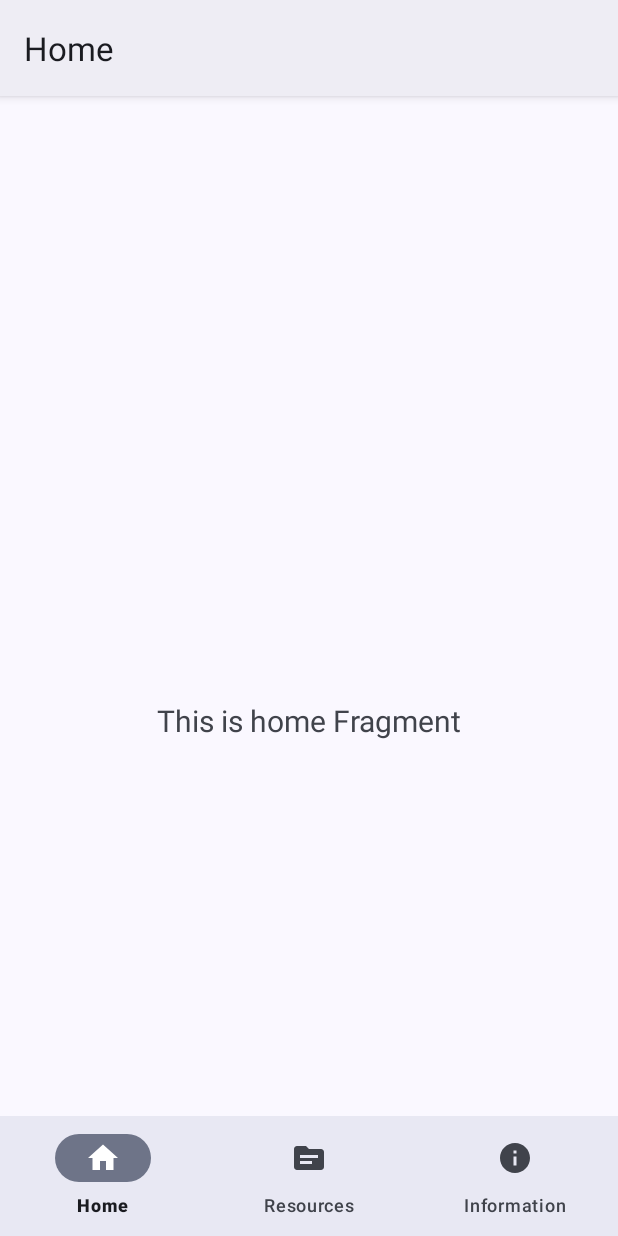
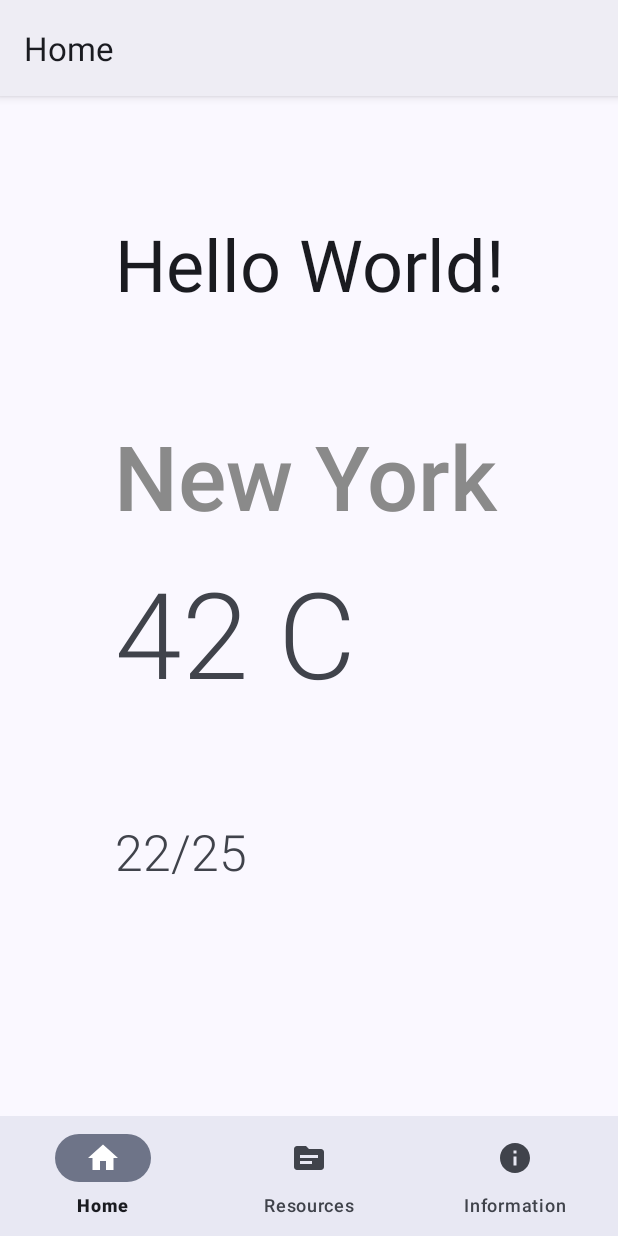
Before and after one commit to quytttb/BaoOfficial, an Android app: the screen it shows after launch (MainActivity), on a phone screen of 412 x 824 dp. Run offline under Robolectric (Android 15) with nearby library versions, the phone set to English and light mode, and no system bars; our stand-ins replace navigation-ui; libraries missing offline, so code that uses them is left out: com.prof.rssparser.

Commit message:
update project

```diff
--- a/app/build.gradle
+++ b/app/build.gradle
@@ -58,5 +58,5 @@ dependencies {
     implementation "org.jetbrains.kotlinx:kotlinx-coroutines-android:1.6.0"
     implementation "androidx.activity:activity-ktx:1.4.0"
     implementation 'com.prof18.rssparser:rssparser:4.0.2'
-
+    implementation 'org.jsoup:jsoup:1.14.3'
 }
--- a/app/src/main/java/com/goodteam/baoofficial/ArticleAdapter.kt
+++ b/app/src/main/java/com/goodteam/baoofficial/ArticleAdapter.kt
@@ -91,11 +91,11 @@ class ArticleAdapter(private var articles: List<Article>) :
             }
 
             categoriesText.text = categories
-            val content= article.link.toString()
-            //val link= article.link.toString()
+            val content = article.content.toString()
+            val link = article.link.toString()
             itemView.setOnClickListener {
                 //show article content inside a dialog
-                itemView.findNavController().navigate(ListFragmentDirections.actionListFragmentToDetailFragment(content))
+                itemView.findNavController().navigate(ListFragmentDirections.actionListFragmentToDetailFragment(content, link))
         }
         }
     }
--- a/app/src/main/java/com/goodteam/baoofficial/ui/home/HomeFragment.kt
+++ b/app/src/main/java/com/goodteam/baoofficial/ui/home/HomeFragment.kt
@@ -1,6 +1,7 @@
 package com.goodteam.baoofficial.ui.home
 
 import android.os.Bundle
+import android.util.Log
 import android.view.LayoutInflater
 import android.view.View
 import android.view.ViewGroup
@@ -8,6 +9,8 @@ import android.widget.TextView
 import androidx.fragment.app.Fragment
 import androidx.lifecycle.ViewModelProvider
 import com.goodteam.baoofficial.databinding.FragmentHomeBinding
+import org.json.JSONObject
+import java.net.URL
 
 class HomeFragment : Fragment() {
 
@@ -32,11 +35,49 @@ class HomeFragment : Fragment() {
         homeViewModel.text.observe(viewLifecycleOwner) {
             textView.text = it
         }
+
+        val cityNameText: TextView = binding.textView2
+
+        val tempText: TextView = binding.textView
+
+        val minmaxTempText: TextView = binding.textView3
+        //coroutines to get weather
+        val weatherTask = Runnable {
+            try {
+                val url =
+                    URL("https://api.openweathermap.org/data/2.5/weather?q=hanoi&units=metric&appid=5e6a88f6f31f73becb01faf755644081")
+                val json = JSONObject(url.readText())
+                val main = json.getJSONObject("main")
+                val temp = main.getString("temp")+"°C"
+                val minmaxTemp = main.getString("temp_min")+"°C/"+main.getString("temp_max")+"°C"
+                val cityName = json.getString("name")
+                cityNameText.text = cityName
+                tempText.text = temp
+                minmaxTempText.text = minmaxTemp
+
+            } catch (e: Exception) {
+                e.message?.let { Log.e("Error", it) }
+            }
+        }
+        val weatherThread = Thread(weatherTask)
+        weatherThread.start()
+
+
         return root
     }
+
+    override fun onViewCreated(view: View, savedInstanceState: Bundle?) {
+        super.onViewCreated(view, savedInstanceState)
+        //you can set the title for your toolbar here for different fragments different titles
+        requireActivity().title = "Home"
+    }
+
+
 
     override fun onDestroyView() {
         super.onDestroyView()
         _binding = null
     }
+
+
 }
--- a/app/src/main/java/com/goodteam/baoofficial/ui/home/HomeViewModel.kt
+++ b/app/src/main/java/com/goodteam/baoofficial/ui/home/HomeViewModel.kt
@@ -1,13 +1,47 @@
 package com.goodteam.baoofficial.ui.home
 
+import android.util.Log
+import android.widget.TextView
 import androidx.lifecycle.LiveData
 import androidx.lifecycle.MutableLiveData
 import androidx.lifecycle.ViewModel
+import androidx.lifecycle.viewModelScope
+import com.prof.rssparser.Channel
+import kotlinx.coroutines.launch
+import org.json.JSONObject
+import java.net.URL
 
 class HomeViewModel : ViewModel() {
 
     private val _text = MutableLiveData<String>().apply {
-        value = "This is home Fragment"
+        value = "Hello World!"
     }
     val text: LiveData<String> = _text
+
+
+/*
+    fun requestWeather(cityNameText: TextView, tempText: TextView, minmaxTempText: TextView) {
+        viewModelScope.launch {
+            try {
+                val url =
+                    "https://api.openweathermap.org/data/2.5/weather?q=hanoi&units=metric&appid=5e6a88f6f31f73becb01faf755644081"
+                val resultJson = URL(url).readText()
+                Log.d("Weather Report", resultJson)
+                val jsonObj = JSONObject(resultJson)
+                val cityName = jsonObj.getString("name")
+                val main = jsonObj.getJSONObject("main")
+                val temp = main.getString("temp") + "°C"
+                val minmaxTemp =
+                    main.getString("temp_min") + "°C/" + main.getString("temp_max") + "°C"
+                cityNameText.text = cityName
+                tempText.text = temp
+                minmaxTempText.text = minmaxTemp
+            } catch (e: Exception) {
+                e.printStackTrace()
+            }
+        }
+
+
+    }
+*/
 }
--- a/app/src/main/java/com/goodteam/baoofficial/ui/information/InformationViewModel.kt
+++ b/app/src/main/java/com/goodteam/baoofficial/ui/information/InformationViewModel.kt
@@ -6,8 +6,10 @@ import androidx.lifecycle.ViewModel
 
 class InformationViewModel : ViewModel() {
 
+/*
     private val _text = MutableLiveData<String>().apply {
         value = "This is notifications Fragment"
     }
     val text: LiveData<String> = _text
+*/
 }
--- a/app/src/main/java/com/goodteam/baoofficial/ui/resources/list/ListFragment.kt
+++ b/app/src/main/java/com/goodteam/baoofficial/ui/resources/list/ListFragment.kt
@@ -9,6 +9,7 @@ import android.net.NetworkInfo
 import android.os.Build
 import android.os.Bundle
 import android.view.*
+import androidx.appcompat.app.AppCompatActivity
 import androidx.fragment.app.Fragment
 import androidx.fragment.app.viewModels
 import androidx.recyclerview.widget.DefaultItemAnimator
@@ -57,7 +58,7 @@ class ListFragment : Fragment() {
     @SuppressLint("NotifyDataSetChanged")
     override fun onViewCreated(view: View, savedInstanceState: Bundle?) {
         super.onViewCreated(view, savedInstanceState)
-
+        (activity as AppCompatActivity).supportActionBar?.title = "List"
         parser = Parser.Builder()
             .cacheExpirationMillis(24L * 60L * 60L * 100L) // one day
             .build()
--- a/app/src/main/res/layout/fragment_home.xml
+++ b/app/src/main/res/layout/fragment_home.xml
@@ -6,17 +6,69 @@
     android:layout_height="match_parent"
     tools:context=".ui.home.HomeFragment">
 
+
     <TextView
         android:id="@+id/text_home"
-        android:layout_width="match_parent"
+        android:layout_width="wrap_content"
         android:layout_height="wrap_content"
-        android:layout_marginStart="8dp"
         android:layout_marginTop="8dp"
         android:layout_marginEnd="8dp"
-        android:textAlignment="center"
-        android:textSize="20sp"
+        android:text="Hello"
+        android:textAppearance="@style/TextAppearance.AppCompat.Body1"
+        android:textSize="48sp"
         app:layout_constraintBottom_toBottomOf="parent"
         app:layout_constraintEnd_toEndOf="parent"
-        app:layout_constraintStart_toStartOf="parent"
-        app:layout_constraintTop_toTopOf="parent" />
+        app:layout_constraintHorizontal_bias="0.0"
+        app:layout_constraintStart_toStartOf="@+id/guideline"
+        app:layout_constraintTop_toTopOf="parent"
+        app:layout_constraintVertical_bias="0.012" />
+
+    <TextView
+        android:id="@+id/textView2"
+        android:layout_width="306dp"
+        android:layout_height="83dp"
+        android:fontFamily="sans-serif-medium"
+        android:text="New York"
+        android:textColor="#8A8A8A"
+        android:textSize="60sp"
+        app:layout_constraintBottom_toBottomOf="parent"
+        app:layout_constraintHorizontal_bias="0.714"
+        app:layout_constraintLeft_toLeftOf="parent"
+        app:layout_constraintRight_toRightOf="parent"
+        app:layout_constraintTop_toTopOf="parent"
+        app:layout_constraintVertical_bias="0.243" />
+
+    <androidx.constraintlayout.widget.Guideline
+        android:id="@+id/guideline"
+        android:layout_width="wrap_content"
+        android:layout_height="wrap_content"
+        android:orientation="vertical"
+        app:layout_constraintGuide_begin="77dp" />
+
+    <TextView
+        android:id="@+id/textView"
+        android:layout_width="303dp"
+        android:layout_height="173dp"
+        android:layout_marginTop="8dp"
+        android:fontFamily="sans-serif-light"
+        android:text="42 C"
+        android:textSize="80sp"
+        app:layout_constraintEnd_toEndOf="parent"
+        app:layout_constraintHorizontal_bias="0.0"
+        app:layout_constraintStart_toStartOf="@+id/guideline"
+        app:layout_constraintTop_toBottomOf="@+id/textView2" />
+
+    <TextView
+        android:id="@+id/textView3"
+        android:layout_width="299dp"
+        android:layout_height="50dp"
+        android:layout_marginTop="4dp"
+        android:fontFamily="sans-serif-light"
+        android:text="22/25"
+        android:textSize="33sp"
+        app:layout_constraintEnd_toEndOf="parent"
+        app:layout_constraintHorizontal_bias="0.0"
+        app:layout_constraintStart_toStartOf="@+id/guideline"
+        app:layout_constraintTop_toBottomOf="@+id/textView" />
+
 </androidx.constraintlayout.widget.ConstraintLayout>
--- a/app/src/main/res/layout/fragment_information.xml
+++ b/app/src/main/res/layout/fragment_information.xml
@@ -4,7 +4,8 @@
     xmlns:tools="http://schemas.android.com/tools"
     android:layout_width="match_parent"
     android:layout_height="match_parent"
-    tools:context=".ui.information.InformationFragment">
+    tools:context=".ui.information.InformationFragment"
+    android:background="@drawable/b_3">
 
     <ImageView
         android:id="@+id/imageView"
--- a/app/src/main/res/navigation/mobile_navigation.xml
+++ b/app/src/main/res/navigation/mobile_navigation.xml
@@ -15,7 +15,11 @@
         android:id="@+id/informationFragment"
         android:name="com.goodteam.baoofficial.ui.information.InformationFragment"
         android:label="@string/title_information"
-        tools:layout="@layout/fragment_information" />
+        tools:layout="@layout/fragment_information" >
+        <action
+            android:id="@+id/action_informationFragment_to_aboutUsFragment"
+            app:destination="@id/aboutUsFragment" />
+    </fragment>
     <fragment
         android:id="@+id/detailFragment"
         android:name="com.goodteam.baoofficial.ui.resources.list.DetailFragment"
@@ -23,6 +27,9 @@
         tools:layout="@layout/fragment_detail" >
         <argument
             android:name="content"
+            app:argType="string" />
+        <argument
+            android:name="link"
             app:argType="string" />
     </fragment>
     <fragment
@@ -45,4 +52,9 @@
             android:id="@+id/action_resourcesFragment_to_listFragment"
             app:destination="@id/listFragment" />
     </fragment>
+    <fragment
+        android:id="@+id/aboutUsFragment"
+        android:name="com.goodteam.baoofficial.ui.information.aboutUs.AboutUsFragment"
+        android:label="fragment_about_us"
+        tools:layout="@layout/fragment_about_us" />
 </navigation>
--- a/app/src/main/res/values/strings.xml
+++ b/app/src/main/res/values/strings.xml
@@ -20,5 +20,7 @@
     <string name="about_us">ABOUT US</string>
     <string name="close_app">CLOSE APP</string>
     <string name="share_app">SHARE APP</string>
+    <!-- TODO: Remove or change this placeholder text -->
+    <string name="hello_blank_fragment">Hello blank fragment</string>
 
 </resources>
--- a/build.gradle
+++ b/build.gradle
@@ -2,7 +2,7 @@
 plugins {
     id 'com.android.application' version '7.1.2' apply false
     id 'com.android.library' version '7.1.2' apply false
-    id 'org.jetbrains.kotlin.android' version '1.6.10' apply false
+    id 'org.jetbrains.kotlin.android' version '1.6.20' apply false
     id 'androidx.navigation.safeargs.kotlin' version '2.4.1' apply false
 
 }
```
Also changed, not shown: app/src/main/java/com/goodteam/baoofficial/ui/information/InformationFragment.kt (+20 -6 lines), app/src/main/java/com/goodteam/baoofficial/ui/information/aboutUs/AboutUsFragment.kt (added, +41 -0 lines), app/src/main/java/com/goodteam/baoofficial/ui/information/aboutUs/AboutUsViewModel.kt (added, +13 -0 lines), app/src/main/java/com/goodteam/baoofficial/ui/resources/ResourcesFragment.kt (+6 -7 lines), app/src/main/java/com/goodteam/baoofficial/ui/resources/list/DetailFragment.kt (+16 -11 lines), app/src/main/java/com/goodteam/baoofficial/ui/resources/list/DetailViewModel.kt (added, +29 -0 lines), app/src/main/res/layout/fragment_about_us.xml (added, +20 -0 lines), app/src/main/res/drawable-v24/b_3.jpg (added).
